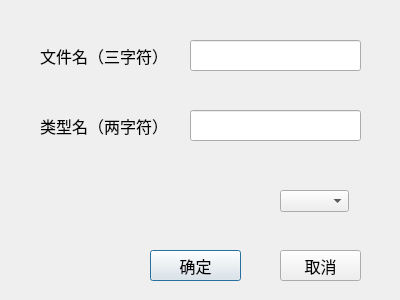
Qt form createfiledialog.ui (lecenca/FileSystemSimulator) before a commit.
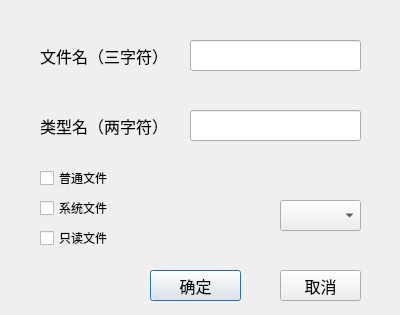
The same form after that commit.

```diff
--- a/createfiledialog.ui
+++ b/createfiledialog.ui
@@ -7,7 +7,7 @@
     <x>0</x>
     <y>0</y>
     <width>400</width>
-    <height>300</height>
+    <height>315</height>
    </rect>
   </property>
   <property name="windowTitle">
@@ -17,7 +17,7 @@
    <property name="geometry">
     <rect>
      <x>150</x>
-     <y>250</y>
+     <y>270</y>
      <width>91</width>
      <height>31</height>
     </rect>
@@ -35,7 +35,7 @@
    <property name="geometry">
     <rect>
      <x>280</x>
-     <y>250</y>
+     <y>270</y>
      <width>81</width>
      <height>31</height>
     </rect>
@@ -89,9 +89,9 @@
    <property name="geometry">
     <rect>
      <x>280</x>
-     <y>190</y>
-     <width>69</width>
-     <height>22</height>
+     <y>200</y>
+     <width>81</width>
+     <height>31</height>
     </rect>
    </property>
    <property name="font">
@@ -120,6 +120,45 @@
     </rect>
    </property>
   </widget>
+  <widget class="QCheckBox" name="nomal">
+   <property name="geometry">
+    <rect>
+     <x>40</x>
+     <y>170</y>
+     <width>89</width>
+     <height>16</height>
+    </rect>
+   </property>
+   <property name="text">
+    <string>普通文件</string>
+   </property>
+  </widget>
+  <widget class="QCheckBox" name="system">
+   <property name="geometry">
+    <rect>
+     <x>40</x>
+     <y>200</y>
+     <width>89</width>
+     <height>16</height>
+    </rect>
+   </property>
+   <property name="text">
+    <string>系统文件</string>
+   </property>
+  </widget>
+  <widget class="QCheckBox" name="readOnly">
+   <property name="geometry">
+    <rect>
+     <x>40</x>
+     <y>230</y>
+     <width>89</width>
+     <height>16</height>
+    </rect>
+   </property>
+   <property name="text">
+    <string>只读文件</string>
+   </property>
+  </widget>
  </widget>
  <resources/>
  <connections/>
```
